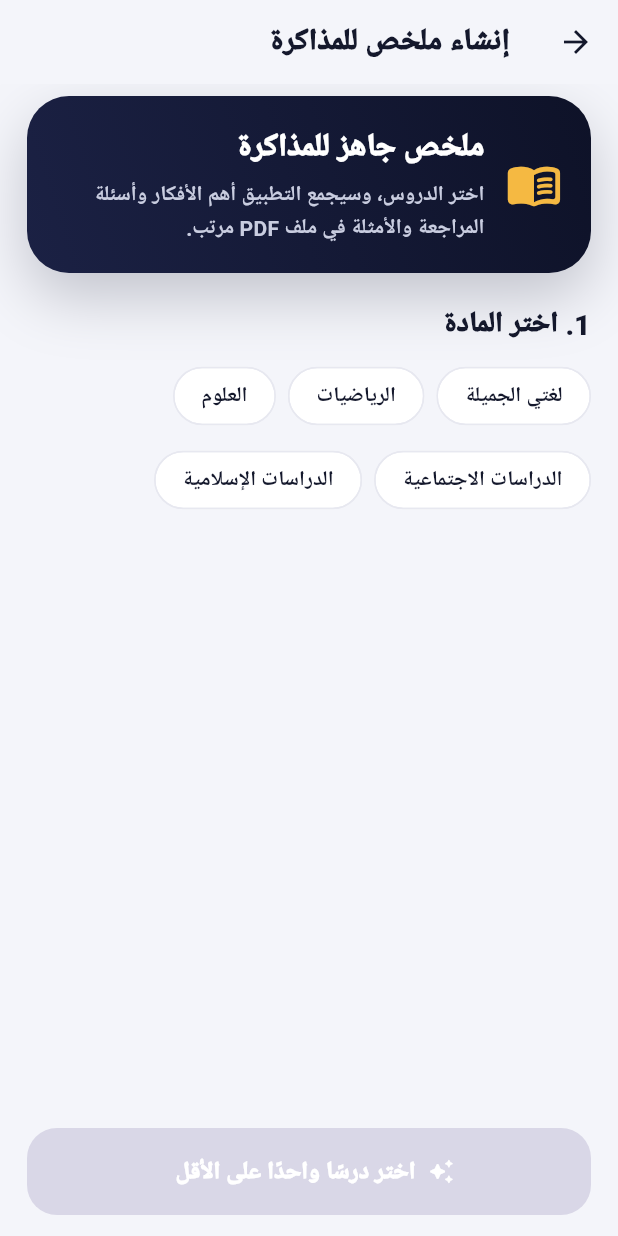
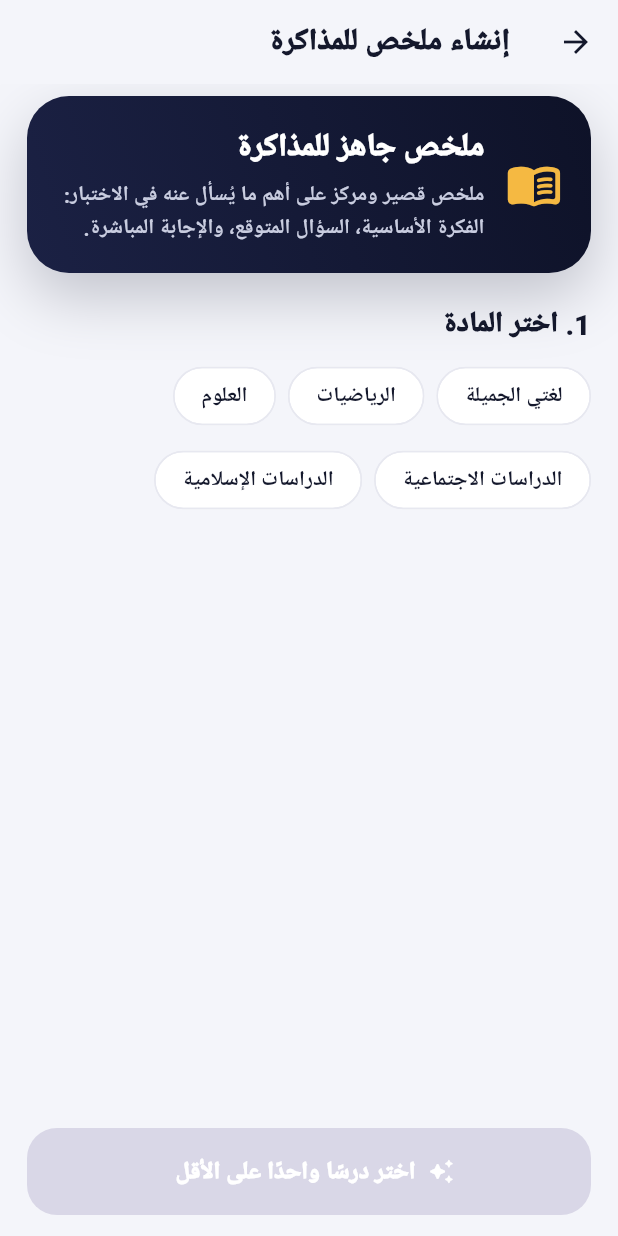
Before and after one commit to mksstoore-gif/ikhtibarat_rabe, a Flutter app: the StudySummaryScreen screen opened directly, on a phone screen of 412 x 824 dp. Run offline on Flutter 3.47's test engine with Material 3 defaults, Android fonts, the phone set to English and light mode, and no system bars; our stand-ins replace pdf, printing, shared_preferences, sqflite; accounts and stored records are empty.

Commit message:
feat: sharpen summary UX for Sunday exam review

```diff
--- a/lib/screens/study_summary_screen.dart
+++ b/lib/screens/study_summary_screen.dart
@@ -149,7 +149,7 @@ class _StudySummaryScreenState extends State<StudySummaryScreen> {
                 ),
                 SizedBox(height: 5),
                 Text(
-                  'اختر الدروس، وسيجمع التطبيق أهم الأفكار وأسئلة المراجعة والأمثلة في ملف PDF مرتب.',
+                  'ملخص قصير ومركز على أهم ما يُسأل عنه في الاختبار: الفكرة الأساسية، السؤال المتوقع، والإجابة المباشرة.',
                   style: TextStyle(
                     color: Color(0xFFC9CDE0),
                     height: 1.5,
@@ -317,7 +317,7 @@ class _StudySummaryScreenState extends State<StudySummaryScreen> {
             ),
           ),
           const SizedBox(height: 14),
-          const _MiniTitle('أهم الأفكار', Icons.lightbulb_rounded),
+          const _MiniTitle('الزبدة التي تحفظها', Icons.lightbulb_rounded),
           ...lesson.keyPoints.map(
             (point) => Padding(
               padding: const EdgeInsets.only(top: 8),
@@ -329,7 +329,7 @@ class _StudySummaryScreenState extends State<StudySummaryScreen> {
           ),
           if (lesson.questionsAndAnswers.isNotEmpty) ...[
             const SizedBox(height: 16),
-            const _MiniTitle('راجع نفسك', Icons.help_outline_rounded),
+            const _MiniTitle('أسئلة متوقعة في الاختبار', Icons.help_outline_rounded),
             ...lesson.questionsAndAnswers.take(3).map(
                   (item) => Container(
                     margin: const EdgeInsets.only(top: 8),
@@ -344,7 +344,7 @@ class _StudySummaryScreenState extends State<StudySummaryScreen> {
           ],
           if (lesson.examples.isNotEmpty) ...[
             const SizedBox(height: 16),
-            const _MiniTitle('أمثلة سريعة', Icons.calculate_rounded),
+            const _MiniTitle('مثال مهم', Icons.calculate_rounded),
             ...lesson.examples.take(2).map(
                   (item) => Container(
                     margin: const EdgeInsets.only(top: 8),
```
